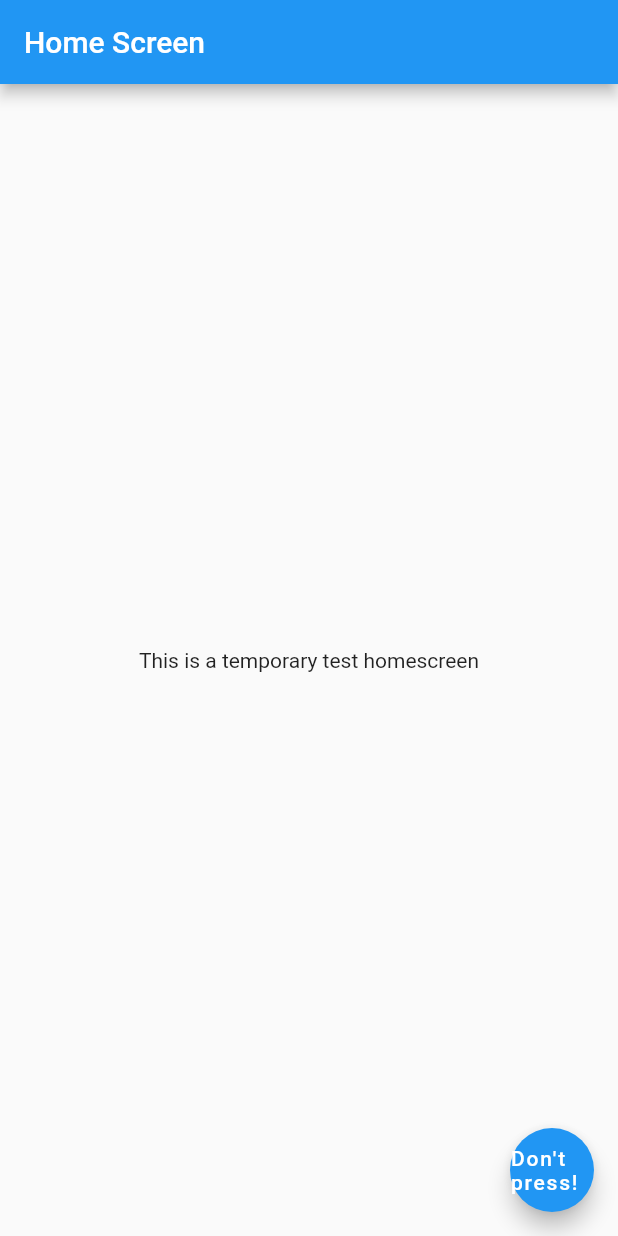
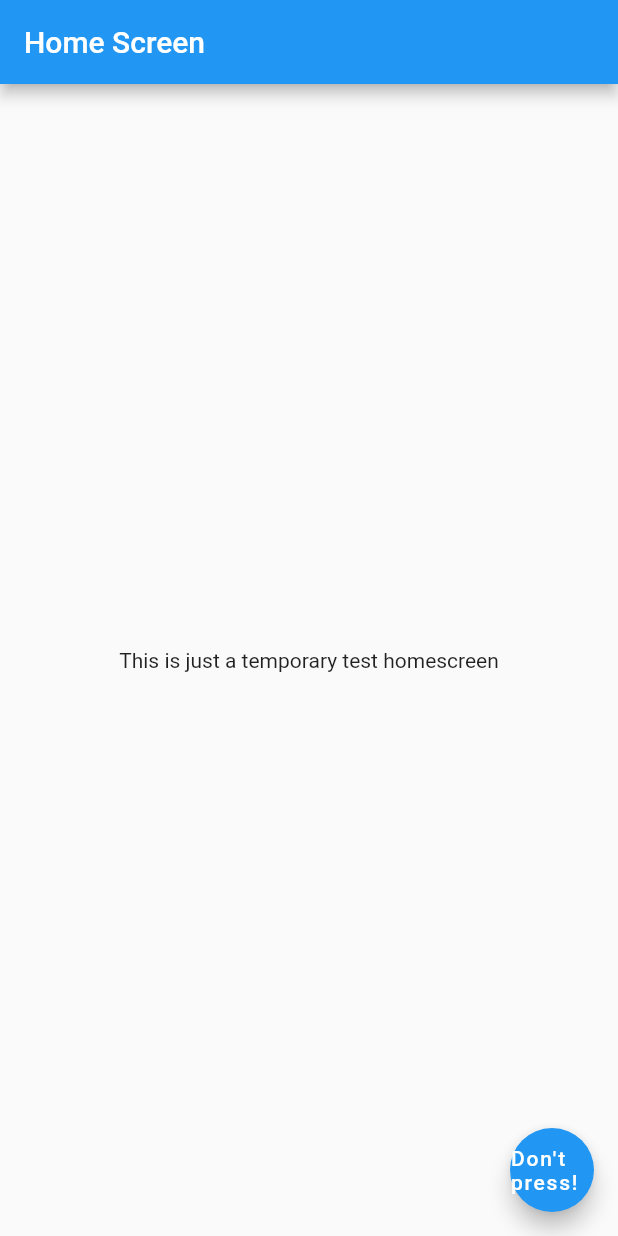
Before and after one commit to Halfbloodprince3109/Namaz_now_flutter, a Flutter app: the screen it shows after launch, on a phone screen of 412 x 824 dp. Run offline on Flutter 3.47's test engine with Material 2 defaults, Android fonts, the light colour scheme and no system bars; our stand-ins replace get.

Commit message:
Small change to check code

```diff
--- a/lib/temporary_home.dart
+++ b/lib/temporary_home.dart
@@ -8,7 +8,7 @@ class HomeScreen extends StatelessWidget {
         title: Text('Home Screen'),
       ),
       body: Center(
-        child: Text('This is a temporary test homescreen'),
+        child: Text('This is just a temporary test homescreen'),
       ),
       floatingActionButton: FloatingActionButton(
         onPressed: () {},
```
